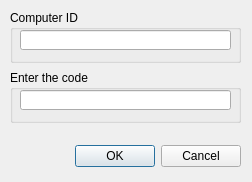
Before: the Qt Designer form code.ui in zak2791/TabloKudo, drawn with Qt 5.
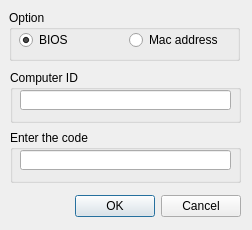
After: the same form once the commit is applied.

The edit to the form file:
```diff
--- a/code.ui
+++ b/code.ui
@@ -7,9 +7,27 @@
     <x>0</x>
     <y>0</y>
     <width>252</width>
-    <height>182</height>
+    <height>230</height>
    </rect>
   </property>
+  <property name="sizePolicy">
+   <sizepolicy hsizetype="Fixed" vsizetype="Fixed">
+    <horstretch>0</horstretch>
+    <verstretch>0</verstretch>
+   </sizepolicy>
+  </property>
+  <property name="minimumSize">
+   <size>
+    <width>252</width>
+    <height>230</height>
+   </size>
+  </property>
+  <property name="maximumSize">
+   <size>
+    <width>252</width>
+    <height>230</height>
+   </size>
+  </property>
   <property name="focusPolicy">
    <enum>Qt::NoFocus</enum>
   </property>
@@ -20,7 +38,7 @@
    <property name="geometry">
     <rect>
      <x>10</x>
-     <y>140</y>
+     <y>190</y>
      <width>231</width>
      <height>32</height>
     </rect>
@@ -39,7 +57,7 @@
    <property name="geometry">
     <rect>
      <x>10</x>
-     <y>10</y>
+     <y>70</y>
      <width>231</width>
      <height>53</height>
     </rect>
@@ -65,7 +83,7 @@
    <property name="geometry">
     <rect>
      <x>10</x>
-     <y>70</y>
+     <y>130</y>
      <width>231</width>
      <height>53</height>
     </rect>
@@ -84,6 +102,48 @@
     </property>
    </widget>
   </widget>
+  <widget class="QGroupBox" name="groupBox_3">
+   <property name="geometry">
+    <rect>
+     <x>9</x>
+     <y>10</y>
+     <width>231</width>
+     <height>51</height>
+    </rect>
+   </property>
+   <property name="title">
+    <string>Option</string>
+   </property>
+   <widget class="QRadioButton" name="rbBios">
+    <property name="geometry">
+     <rect>
+      <x>10</x>
+      <y>20</y>
+      <width>89</width>
+      <height>20</height>
+     </rect>
+    </property>
+    <property name="text">
+     <string>BIOS</string>
+    </property>
+    <property name="checked">
+     <bool>true</bool>
+    </property>
+   </widget>
+   <widget class="QRadioButton" name="rbMac">
+    <property name="geometry">
+     <rect>
+      <x>120</x>
+      <y>20</y>
+      <width>101</width>
+      <height>20</height>
+     </rect>
+    </property>
+    <property name="text">
+     <string>Mac address</string>
+    </property>
+   </widget>
+  </widget>
  </widget>
  <resources/>
  <connections>
```
